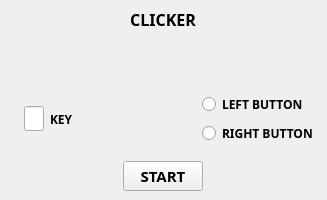
First picture: the form in interface.ui, repository twelve271/Clicker, before the edit.
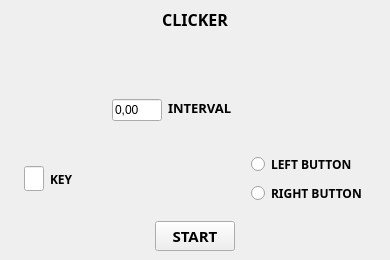
Second picture: the form after the edit.

```diff
--- a/interface.ui
+++ b/interface.ui
@@ -6,8 +6,8 @@
    <rect>
     <x>0</x>
     <y>0</y>
-    <width>327</width>
-    <height>200</height>
+    <width>390</width>
+    <height>260</height>
    </rect>
   </property>
   <property name="sizePolicy">
@@ -18,14 +18,14 @@
   </property>
   <property name="minimumSize">
    <size>
-    <width>327</width>
-    <height>200</height>
+    <width>390</width>
+    <height>260</height>
    </size>
   </property>
   <property name="maximumSize">
    <size>
-    <width>327</width>
-    <height>200</height>
+    <width>390</width>
+    <height>260</height>
    </size>
   </property>
   <property name="windowTitle">
@@ -111,6 +111,57 @@
         </property>
        </spacer>
       </item>
+      <item>
+       <layout class="QHBoxLayout" name="horizontalLayout_2">
+        <item alignment="Qt::AlignRight|Qt::AlignTop">
+         <widget class="QLineEdit" name="interval_text">
+          <property name="maximumSize">
+           <size>
+            <width>50</width>
+            <height>16777215</height>
+           </size>
+          </property>
+          <property name="text">
+           <string>0,00</string>
+          </property>
+         </widget>
+        </item>
+        <item alignment="Qt::AlignLeft|Qt::AlignTop">
+         <widget class="QLabel" name="label_3">
+          <property name="font">
+           <font>
+            <family>Mont Heavy DEMO</family>
+            <pointsize>10</pointsize>
+            <weight>75</weight>
+            <bold>true</bold>
+           </font>
+          </property>
+          <property name="text">
+           <string>INTERVAL</string>
+          </property>
+          <property name="margin">
+           <number>3</number>
+          </property>
+         </widget>
+        </item>
+        <item>
+         <spacer name="horizontalSpacer">
+          <property name="orientation">
+           <enum>Qt::Horizontal</enum>
+          </property>
+          <property name="sizeType">
+           <enum>QSizePolicy::Fixed</enum>
+          </property>
+          <property name="sizeHint" stdset="0">
+           <size>
+            <width>60</width>
+            <height>20</height>
+           </size>
+          </property>
+         </spacer>
+        </item>
+       </layout>
+      </item>
       <item>
        <layout class="QHBoxLayout" name="horizontalLayout_3">
         <property name="leftMargin">
@@ -141,6 +192,7 @@
           <property name="font">
            <font>
             <family>Montserrat ExtraBold</family>
+            <pointsize>9</pointsize>
             <weight>75</weight>
             <bold>true</bold>
            </font>
@@ -160,6 +212,7 @@
             <property name="font">
              <font>
               <family>Montserrat ExtraBold</family>
+              <pointsize>9</pointsize>
               <weight>75</weight>
               <bold>true</bold>
              </font>
@@ -174,6 +227,7 @@
             <property name="font">
              <font>
               <family>Montserrat ExtraBold</family>
+              <pointsize>9</pointsize>
               <weight>75</weight>
               <bold>true</bold>
              </font>
```
